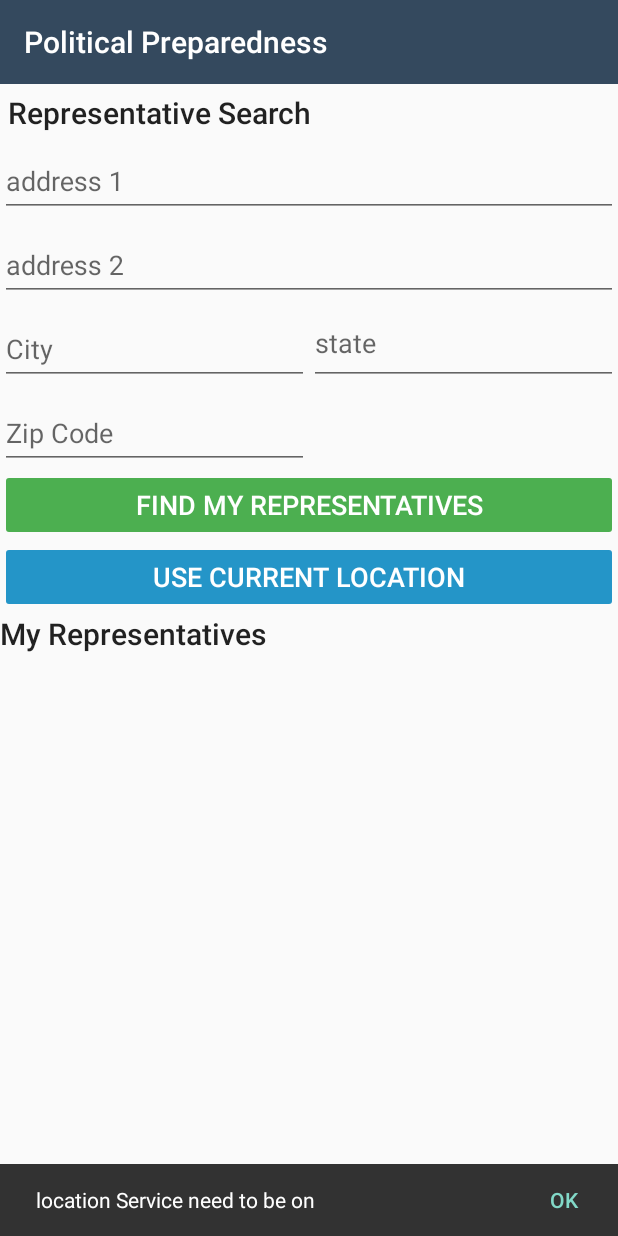
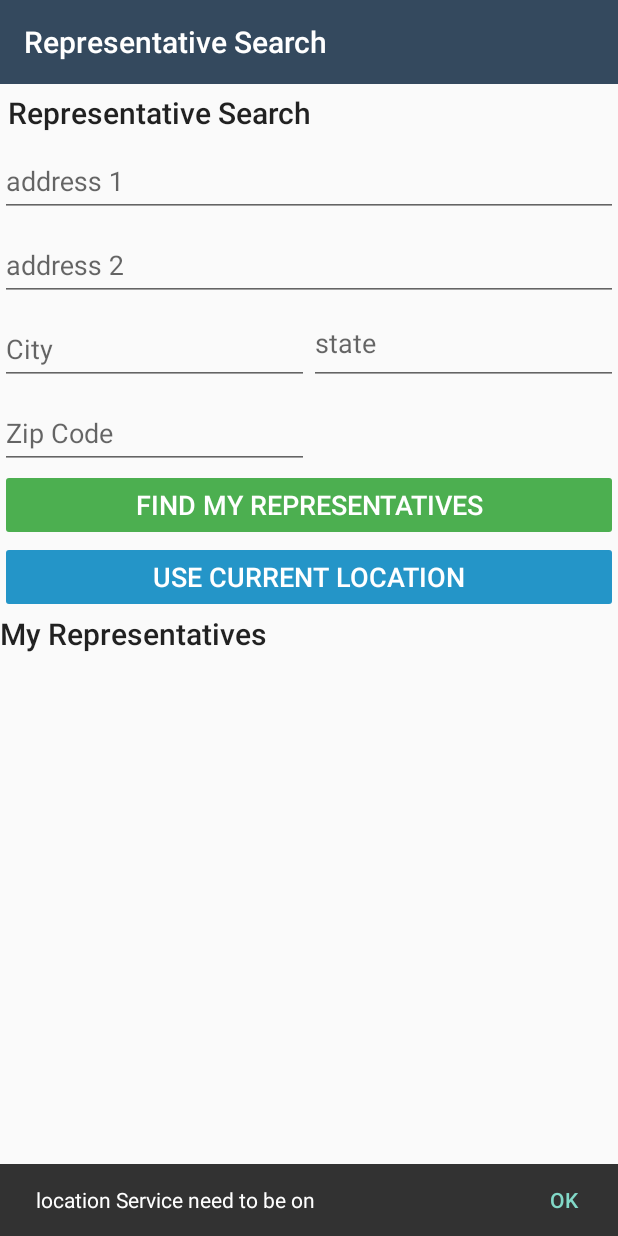
Before and after one commit to markhuang0521/CivicAPI, an Android app: the RepresentativeFragment screen opened through its navigation route, on a phone screen of 412 x 824 dp. Run offline under Robolectric (Android 15) with nearby library versions, the phone set to English and light mode, and no system bars; our stand-ins replace Timber, data binding; 13 statements that could not run were skipped.

Commit message:
unit testing

```diff
--- a/app/src/main/java/com/example/android/politicalpreparedness/launch/LaunchFragment.kt
+++ b/app/src/main/java/com/example/android/politicalpreparedness/launch/LaunchFragment.kt
@@ -8,6 +8,7 @@ import androidx.fragment.app.Fragment
 import androidx.navigation.fragment.findNavController
 import com.example.android.politicalpreparedness.databinding.FragmentLaunchBinding
 import com.example.android.politicalpreparedness.utils.setDisplayHomeAsUpEnabled
+import com.example.android.politicalpreparedness.utils.setTitle
 
 class LaunchFragment : Fragment() {
 
@@ -19,6 +20,7 @@ class LaunchFragment : Fragment() {
         binding.btnRepresentative.setOnClickListener { navToRepresentatives() }
         binding.btnUpcomingElection.setOnClickListener { navToElections() }
         setDisplayHomeAsUpEnabled(false)
+        setTitle("Civic API")
         return binding.root
     }
 
--- a/app/src/main/java/com/example/android/politicalpreparedness/representative/RepresentativeFragment.kt
+++ b/app/src/main/java/com/example/android/politicalpreparedness/representative/RepresentativeFragment.kt
@@ -27,6 +27,7 @@ import com.example.android.politicalpreparedness.base.BaseFragment
 import com.example.android.politicalpreparedness.databinding.FragmentRepresentativeBinding
 import com.example.android.politicalpreparedness.network.models.Address
 import com.example.android.politicalpreparedness.representative.adapter.RepresentativeListAdapter
+import com.example.android.politicalpreparedness.utils.setTitle
 import com.google.android.gms.common.api.ResolvableApiException
 import com.google.android.gms.location.*
 import com.google.android.material.snackbar.Snackbar
@@ -58,7 +59,7 @@ class RepresentativeFragment : BaseFragment() {
         //TODO: Establish bindings
         binding = DataBindingUtil.inflate(inflater, R.layout.fragment_representative, container, false)
         binding.viewModel = _viewModel
-
+        setTitle("Representative Search")
         return binding.root
 
     }
```
